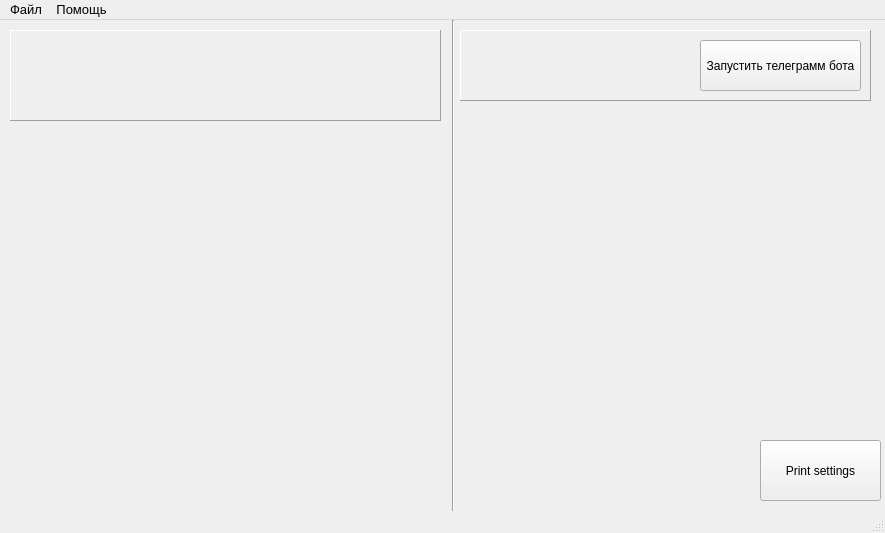
This is main_ui.ui in Vanillllla/tg_mine_server_bot as Qt 5 draws it before an edit. The edited form follows.
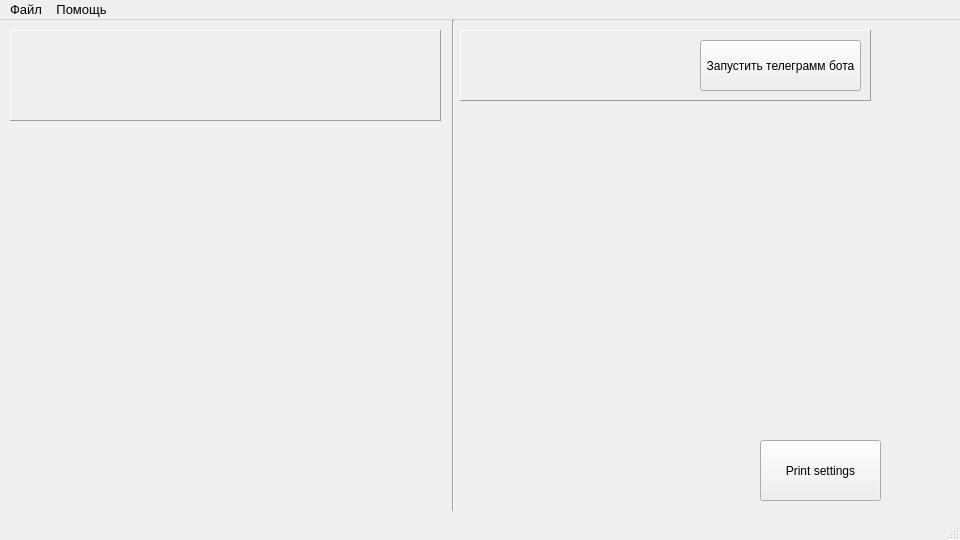
This is the edited form.

```diff
--- a/main_ui.ui
+++ b/main_ui.ui
@@ -6,10 +6,22 @@
    <rect>
     <x>0</x>
     <y>0</y>
-    <width>885</width>
-    <height>533</height>
+    <width>960</width>
+    <height>540</height>
    </rect>
   </property>
+  <property name="minimumSize">
+   <size>
+    <width>960</width>
+    <height>540</height>
+   </size>
+  </property>
+  <property name="maximumSize">
+   <size>
+    <width>960</width>
+    <height>540</height>
+   </size>
+  </property>
   <property name="windowTitle">
    <string>MainWindow</string>
   </property>
@@ -95,8 +107,8 @@
     <rect>
      <x>0</x>
      <y>0</y>
-     <width>885</width>
-     <height>23</height>
+     <width>960</width>
+     <height>24</height>
     </rect>
    </property>
    <property name="font">
```
